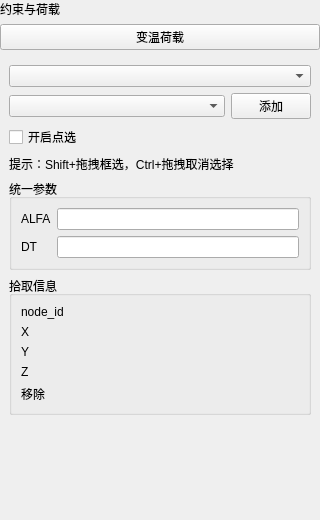
This is plugins/Base_PhysicalField/TemperatureLoadPage.ui in asd977/base_cae as Qt 5 draws it before an edit. The edited form follows.
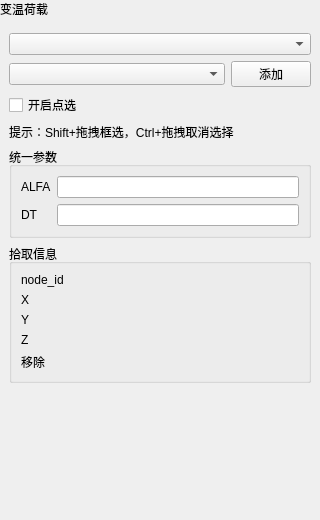
This is the edited form. Custom widgets are drawn as their Qt base class.

```diff
--- a/plugins/Base_PhysicalField/TemperatureLoadPage.ui
+++ b/plugins/Base_PhysicalField/TemperatureLoadPage.ui
@@ -23,6 +23,9 @@
    <property name="rightMargin">
     <number>0</number>
    </property>
+   <property name="bottomMargin">
+    <number>0</number>
+   </property>
    <item>
     <widget class="QLabel" name="pageNameLabel">
      <property name="sizePolicy">
@@ -32,19 +35,6 @@
       </sizepolicy>
      </property>
      <property name="text">
-      <string>约束与荷载</string>
-     </property>
-    </widget>
-   </item>
-   <item>
-    <widget class="QPushButton" name="sectionTitleButton">
-     <property name="sizePolicy">
-      <sizepolicy hsizetype="Ignored" vsizetype="Fixed">
-       <horstretch>0</horstretch>
-       <verstretch>0</verstretch>
-      </sizepolicy>
-     </property>
-     <property name="text">
       <string>变温荷载</string>
      </property>
     </widget>
@@ -53,12 +43,26 @@
     <widget class="QWidget" name="contentWidget" native="true">
      <layout class="QVBoxLayout" name="contentLayout">
       <item>
-       <widget class="CustomComboBox" name="comboBoxDim"/>
+       <widget class="CustomComboBox" name="comboBoxDim">
+        <property name="minimumSize">
+         <size>
+          <width>10</width>
+          <height>0</height>
+         </size>
+        </property>
+       </widget>
       </item>
       <item>
        <layout class="QHBoxLayout" name="horizontalLayoutGroupSelect">
         <item>
-         <widget class="CustomComboBox" name="comboBoxGroup"/>
+         <widget class="CustomComboBox" name="comboBoxGroup">
+          <property name="minimumSize">
+           <size>
+            <width>10</width>
+            <height>0</height>
+           </size>
+          </property>
+         </widget>
         </item>
         <item>
          <widget class="QPushButton" name="btnBatchAdd">
@@ -88,7 +92,7 @@
          <string>提示：Shift+拖拽框选，Ctrl+拖拽取消选择</string>
         </property>
         <property name="wordWrap">
-         <bool>true</bool>
+         <bool>false</bool>
         </property>
        </widget>
       </item>
@@ -113,10 +117,24 @@
           </widget>
          </item>
          <item row="0" column="1">
-          <widget class="QLineEdit" name="lineEditAlfa"/>
+          <widget class="QLineEdit" name="lineEditAlfa">
+           <property name="minimumSize">
+            <size>
+             <width>10</width>
+             <height>0</height>
+            </size>
+           </property>
+          </widget>
          </item>
          <item row="1" column="1">
-          <widget class="QLineEdit" name="lineEditDT"/>
+          <widget class="QLineEdit" name="lineEditDT">
+           <property name="minimumSize">
+            <size>
+             <width>10</width>
+             <height>0</height>
+            </size>
+           </property>
+          </widget>
          </item>
         </layout>
        </widget>
@@ -200,6 +218,21 @@
         </layout>
        </widget>
       </item>
+      <property name="leftMargin">
+       <number>9</number>
+      </property>
+      <property name="topMargin">
+       <number>9</number>
+      </property>
+      <property name="rightMargin">
+       <number>9</number>
+      </property>
+      <property name="bottomMargin">
+       <number>9</number>
+      </property>
+      <property name="spacing">
+       <number>6</number>
+      </property>
      </layout>
     </widget>
    </item>
```
Left out of the diff: 18 changed lines with no effect on the pictures.
